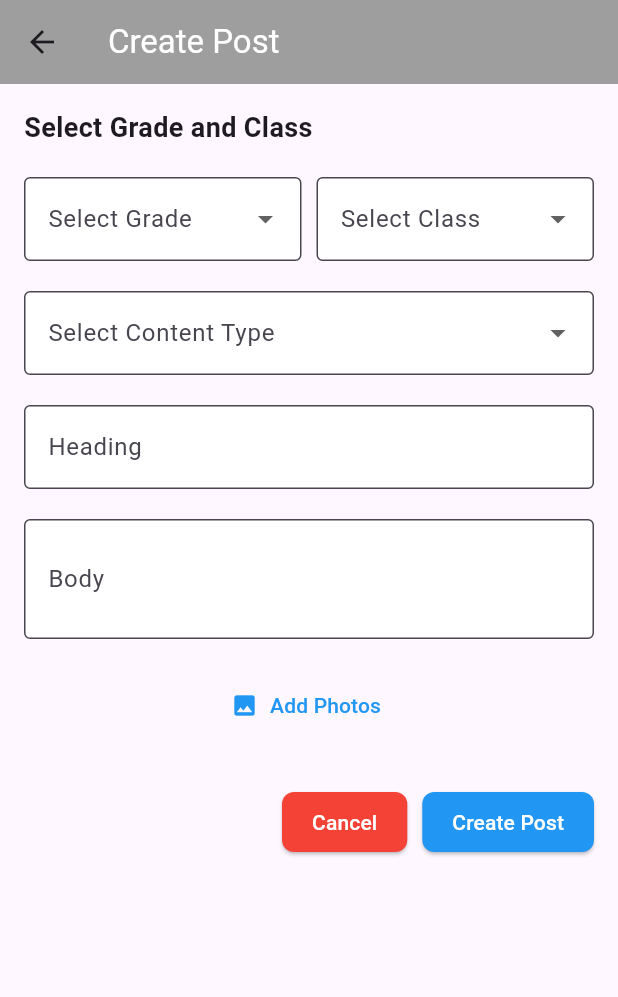
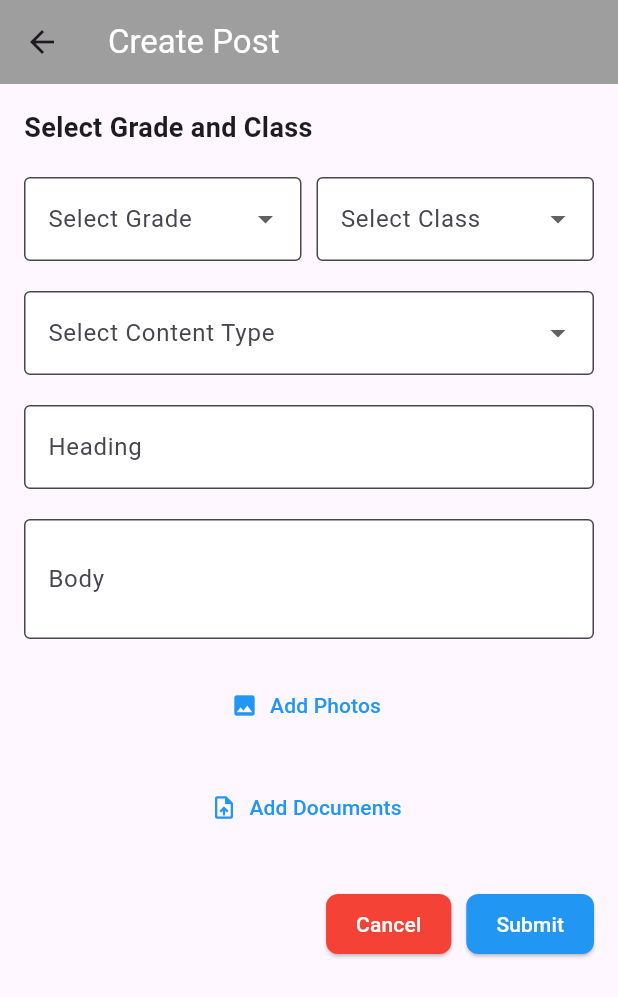
Before and after one commit to axislinn/BumbleBee-School, a Flutter app: the CreatePostScreen screen opened directly, on a phone screen of 412 x 824 dp. Shown: the top 997 px of the screen. Run offline on Flutter 3.47's test engine with Material 3 defaults, Android fonts, the phone set to English and light mode, and no system bars; our stand-ins replace equatable, file_picker, flutter_bloc, image_picker, shared_preferences; accounts and stored records are empty.

Commit message:
icon add document have erro it not work

```diff
--- a/lib/bloc/post_bloc/post_event.dart
+++ b/lib/bloc/post_bloc/post_event.dart
@@ -13,6 +13,7 @@ class CreatePost extends PostEvent {
   final String classId;
   final String schoolId;
   final List<File> contentPictures; // Now accepts multiple images
+  final List<File> documents; // List of selected documents
 
   CreatePost({
     required this.heading,
@@ -21,9 +22,16 @@ class CreatePost extends PostEvent {
     required this.classId,
     required this.schoolId,
     required this.contentPictures, // Optionally pass an image file here
+    required this.documents, // Ensure this is defined
   });
 
   @override
-  List<Object?> get props =>
-      [heading, body, contentType, classId, schoolId, contentPictures];
+  List<Object?> get props => [
+        heading,
+        body,
+        contentType,
+        classId,
+        contentPictures,
+        documents, // Ensure this is included in the props
+      ];
 }
--- a/lib/data/repository/repositories/post_repository.dart
+++ b/lib/data/repository/repositories/post_repository.dart
@@ -12,7 +12,7 @@ class ApiResponse {
 
 class PostRepository {
   Future<ApiResponse> createPost(PostModel post, String schoolId, String token,
-      List<String> imagePaths) async {
+      List<String> imagePaths, List<String> documentPaths) async {
     final url =
         'https://bumblebeeflutterdeploy-production.up.railway.app/api/posts/create'; // Replace with your actual API URL
     final request = http.MultipartRequest('POST', Uri.parse(url));
@@ -37,6 +37,16 @@ class PostRepository {
         filename: basename(imagePath), // Get the filename
       );
       request.files.add(picture);
+    }
+
+    // Add each document file to the request
+    for (var documentPath in documentPaths) {
+      var document = await http.MultipartFile.fromPath(
+        'documents', // Backend field for the documents
+        documentPath, // Get the path of each file
+        filename: basename(documentPath), // Get the filename
+      );
+      request.files.add(document);
     }
 
     try {
--- a/lib/screens/createPostScreen/create_post_screen.dart
+++ b/lib/screens/createPostScreen/create_post_screen.dart
@@ -2,6 +2,7 @@ import 'dart:io';
 import 'package:flutter/material.dart';
 import 'package:flutter_bloc/flutter_bloc.dart';
 import 'package:image_picker/image_picker.dart';
+import 'package:file_picker/file_picker.dart';
 import 'package:bumblebee/bloc/post_bloc/post_bloc.dart';
 import 'package:bumblebee/bloc/post_bloc/post_event.dart';
 import 'package:bumblebee/bloc/post_bloc/post_state.dart';
@@ -18,6 +19,7 @@ class _CreatePostScreenState extends State<CreatePostScreen> {
   String? selectedGrade;
   String? selectedContentType;
   List<File> _images = []; // List to store multiple images
+  List<File> _documents = []; // List to store selected documents
 
   final List<String> grades = ['Grade 1', 'Grade 2', 'Grade 3'];
   final List<String> classes = ['Class A', 'Class B', 'Class C'];
@@ -26,7 +28,7 @@ class _CreatePostScreenState extends State<CreatePostScreen> {
 
   final String schoolId = 'your_school_id_here'; // Set your school ID here
 
-  // Pick image from gallery
+  // Pick images from gallery
   Future<void> _pickImage() async {
     final pickedFiles =
         await _picker.pickMultiImage(); // Allow picking multiple images
@@ -34,6 +36,31 @@ class _CreatePostScreenState extends State<CreatePostScreen> {
       setState(() {
         _images = pickedFiles.map((file) => File(file.path)).toList();
       });
+    }
+  }
+
+// Pick documents using file picker
+  Future<void> _pickDocuments() async {
+    try {
+      FilePickerResult? result = await FilePicker.platform.pickFiles(
+        allowMultiple: true,
+        type: FileType.custom,
+        allowedExtensions: ['pdf', 'doc', 'docx', 'xlsx'],
+      );
+
+      if (result != null && result.paths.isNotEmpty) {
+        setState(() {
+          _documents = result.paths.map((path) => File(path!)).toList();
+        });
+      } else {
+        print("No documents selected.");
+      }
+    } catch (e) {
+      print("Error picking documents: $e");
+      // You can also show an error message to the user here if needed
+      ScaffoldMessenger.of(context).showSnackBar(
+        SnackBar(content: Text('Error picking documents: $e')),
+      );
     }
   }
 
@@ -206,6 +233,40 @@ class _CreatePostScreenState extends State<CreatePostScreen> {
                           onPressed: _pickImage,
                         ),
                 ),
+                SizedBox(height: 20),
+
+                // Document picker
+                Center(
+                  child: _documents != null && _documents!.isNotEmpty
+                      ? Wrap(
+                          spacing: 10,
+                          runSpacing: 10,
+                          children: _documents!.map((document) {
+                            return Column(
+                              mainAxisSize: MainAxisSize.min,
+                              children: [
+                                Icon(Icons.insert_drive_file,
+                                    color: Colors.green, size: 50),
+                                SizedBox(height: 5),
+                                Text(
+                                  document.path
+                                      .split('/')
+                                      .last, // Display the file name
+                                  style: TextStyle(
+                                      color: Colors.black, fontSize: 12),
+                                ),
+                              ],
+                            );
+                          }).toList(),
+                        )
+                      : TextButton.icon(
+                          icon: Icon(Icons.upload_file, color: Colors.blue),
+                          label: Text('Add Documents',
+                              style: TextStyle(color: Colors.blue)),
+                          onPressed: _pickDocuments,
+                        ),
+                ),
+
                 SizedBox(height: 30),
 
                 // Action buttons
@@ -241,35 +302,27 @@ class _CreatePostScreenState extends State<CreatePostScreen> {
                                     context.read<PostBloc>().add(CreatePost(
                                           heading: _headingController.text,
                                           body: _bodyController.text,
-                                          contentType: selectedContentType!,
                                           classId: selectedClass!,
                                           schoolId: schoolId,
-                                          contentPictures:
-                                              _images, // Pass multiple images
+                                          contentType: selectedContentType!,
+                                          contentPictures: _images,
+                                          documents:
+                                              _documents!, // Include documents
                                         ));
                                   }
                                 },
                           style: ElevatedButton.styleFrom(
-                            backgroundColor: Colors.blue,
+                            backgroundColor: Colors.blue, // Submit button color
                             padding: EdgeInsets.symmetric(horizontal: 20),
                             shape: RoundedRectangleBorder(
                               borderRadius: BorderRadius.circular(8),
                             ),
                           ),
                           child: state is PostLoading
-                              ? Row(
-                                  mainAxisSize: MainAxisSize.min,
-                                  children: [
-                                    CircularProgressIndicator(
-                                      color: Colors.white,
-                                      strokeWidth: 2,
-                                    ),
-                                    SizedBox(width: 10),
-                                    Text('Creating Post',
-                                        style: TextStyle(color: Colors.white)),
-                                  ],
+                              ? CircularProgressIndicator(
+                                  color: Colors.white,
                                 )
-                              : Text('Create Post',
+                              : Text('Submit',
                                   style: TextStyle(color: Colors.white)),
                         );
                       },
@@ -283,11 +336,4 @@ class _CreatePostScreenState extends State<CreatePostScreen> {
       ),
     );
   }
-
-  @override
-  void dispose() {
-    _headingController.dispose();
-    _bodyController.dispose();
-    super.dispose();
-  }
 }
--- a/pubspec.yaml
+++ b/pubspec.yaml
@@ -44,6 +44,7 @@ dependencies:
   image_picker: ^1.1.2
   flutter_secure_storage: ^9.2.2
   path: ^1.9.0
+  file_picker: ^8.1.2
 
 dev_dependencies:
   flutter_test:
@@ -54,7 +55,7 @@ dev_dependencies:
   # activated in the `analysis_options.yaml` file located at the root of your
   # package. See that file for information about deactivating specific lint
   # rules and activating additional ones.
-  flutter_lints: ^3.0.0
+  flutter_lints: ^5.0.0
 
 # For information on the generic Dart part of this file, see the
 # following page: https://dart.dev/tools/pub/pubspec
```
Also changed, not shown: lib/bloc/post_bloc/post_bloc.dart (+11 -13 lines), lib/main.dart (+5 -2 lines), pubspec.lock, 3 other files.
